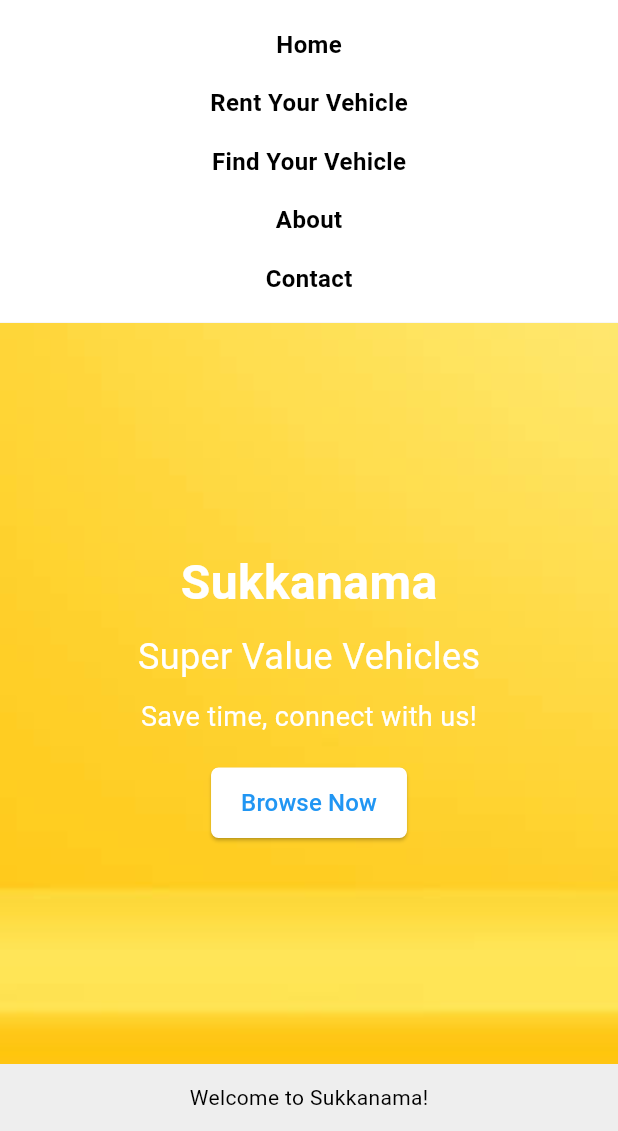
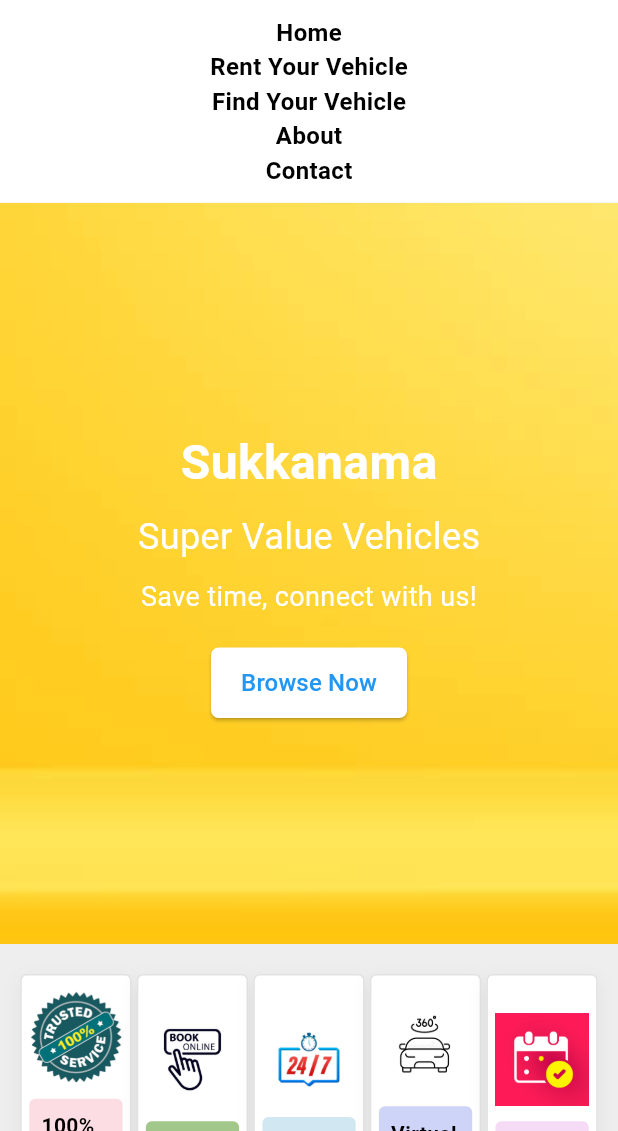
Before and after one commit to DulajAR/GAHDSE24.1F-sukkanama-vehicle-rental, a Flutter app: the screen it shows after launch, after a tap on the "menu" icon, on a phone screen of 412 x 824 dp, the part 105-1236 px from its top. Run offline on Flutter 3.47's test engine with Material 3 defaults, Android fonts, the phone set to English and light mode, and no system bars; our stand-ins replace firebase_core, get; accounts and stored records are empty.

Commit message:
Add feature widget implementation in feature.dart

```diff
--- a/mobile_app/lib/screens/home_screen.dart
+++ b/mobile_app/lib/screens/home_screen.dart
@@ -1,6 +1,7 @@
 import 'package:flutter/material.dart';
 import 'package:mobile_app/widgets/header.dart';
 import 'package:mobile_app/widgets/hero.dart'; // Import HeroSection
+import 'package:mobile_app/widgets/feature.dart'; // Import Feature widget
 
 class HomeScreen extends StatelessWidget {
   const HomeScreen({super.key});
@@ -12,6 +13,7 @@ class HomeScreen extends StatelessWidget {
         children: [
           const Header(), // ✅ Header at the top
           const HeroSection(), // ✅ Hero Section added below Header
+          const FeatureSection(), // ✅ Feature widget added below Hero Section
           Expanded(
             child: Center(
               child: Text(
--- a/mobile_app/lib/styles.dart
+++ b/mobile_app/lib/styles.dart
@@ -66,4 +66,49 @@ class AppStyles {
     ),
   );
 
+
+
+
+
+
+
+
+
+
+
+
+   // Feature Section Colors
+ // Feature Section Colors
+  static const feature1Color = Color(0xFFFDDDE4); // 100% Trusted Service
+  static const feature2Color = Color(0xFFA1C78B); // Easy Booking
+  static const feature3Color = Color(0xFFD1E8F2); // 24/7 Service
+  static const feature4Color = Color(0xFFCDD4F8); // Virtual Vehicle Tours
+  static const feature5Color = Color(0xFFF6DBF6); // Booking Calendar
+
+  // Feature Box Style Constants
+  static const double featureBoxHeight = 200.0; // Height for all feature boxes
+  static const double featureBoxWidthFactor = 0.18; // Width factor for responsive design
+
+  // Box Shadow for Feature Box
+  static final BoxDecoration featureBoxDecoration = BoxDecoration(
+    borderRadius: BorderRadius.circular(4),
+    border: Border.all(color: Colors.grey.withOpacity(0.3)),
+    boxShadow: [
+      BoxShadow(
+        offset: Offset(0, 4),
+        blurRadius: 10,
+        color: Colors.black.withOpacity(0.05),
+      ),
+    ],
+    color: Colors.white,
+  );
+
+  // Box Decoration for Feature Box Title
+  static BoxDecoration featureBoxTitleDecoration(Color color) {
+    return BoxDecoration(
+      color: color,
+      borderRadius: BorderRadius.circular(4),
+    );
+  }
+
 }
--- /dev/null
+++ b/mobile_app/lib/widgets/feature.dart
@@ -0,0 +1,68 @@
+import 'package:flutter/material.dart';
+import 'package:mobile_app/styles.dart'; // Import the styles file
+
+class FeatureSection extends StatelessWidget {
+  const FeatureSection({super.key});
+
+  @override
+  Widget build(BuildContext context) {
+    return Container(
+      padding: const EdgeInsets.symmetric(vertical: 20, horizontal: 10),
+      child: Row(
+        mainAxisAlignment: MainAxisAlignment.spaceEvenly,
+        children: [
+          FeatureBox(image: 'assets/f1.png', title: '100% Trusted Service', color: AppStyles.feature1Color),
+          FeatureBox(image: 'assets/f2.png', title: 'Easy Booking', color: AppStyles.feature2Color),
+          FeatureBox(image: 'assets/f3.png', title: '24/7 Service', color: AppStyles.feature3Color),
+          FeatureBox(image: 'assets/f4.png', title: 'Virtual Vehicle Tours', color: AppStyles.feature4Color),
+          FeatureBox(image: 'assets/f5.png', title: 'Booking Calendar', color: AppStyles.feature5Color),
+        ],
+      ),
+    );
+  }
+}
+
+class FeatureBox extends StatelessWidget {
+  final String image;
+  final String title;
+  final Color color;
+
+  const FeatureBox({
+    required this.image,
+    required this.title,
+    required this.color,
+    super.key,
+  });
+
+  @override
+  Widget build(BuildContext context) {
+    return MouseRegion(
+      onEnter: (_) => print('Hovered over $title'), // Optional hover effect
+      child: Container(
+        width: MediaQuery.of(context).size.width * AppStyles.featureBoxWidthFactor,
+        height: AppStyles.featureBoxHeight,
+        padding: const EdgeInsets.symmetric(vertical: 10, horizontal: 5),
+        decoration: AppStyles.featureBoxDecoration,
+        child: Column(
+          mainAxisAlignment: MainAxisAlignment.center,
+          crossAxisAlignment: CrossAxisAlignment.center,
+          children: [
+            Image.asset(image, width: 100),
+            const SizedBox(height: 10),
+            Container(
+              padding: const EdgeInsets.all(8),
+              decoration: AppStyles.featureBoxTitleDecoration(color),
+              child: Text(
+                title,
+                style: const TextStyle(
+                  color: Colors.black,
+                  fontWeight: FontWeight.bold,
+                ),
+              ),
+            ),
+          ],
+        ),
+      ),
+    );
+  }
+}
--- a/mobile_app/lib/widgets/header.dart
+++ b/mobile_app/lib/widgets/header.dart
@@ -35,6 +35,7 @@ class _HeaderState extends State<Header> {
               // Navigation Menu (Desktop View)
               if (!isMobile)
                 Row(
+                  mainAxisAlignment: MainAxisAlignment.start,
                   children: [
                     _navItem('Home', () {}),
                     _navItem('Rent Your Vehicle', () {}),
@@ -76,7 +77,7 @@ class _HeaderState extends State<Header> {
 
   Widget _navItem(String title, VoidCallback onTap) {
     return Padding(
-      padding: const EdgeInsets.symmetric(vertical: 8),
+      padding: const EdgeInsets.symmetric(horizontal: 12.0), // Adjust horizontal space
       child: InkWell(
         onTap: onTap,
         child: Text(title, style: AppStyles.navText),
```
Also changed, not shown: mobile_app/lib/main.dart (line endings or trailing spaces).
